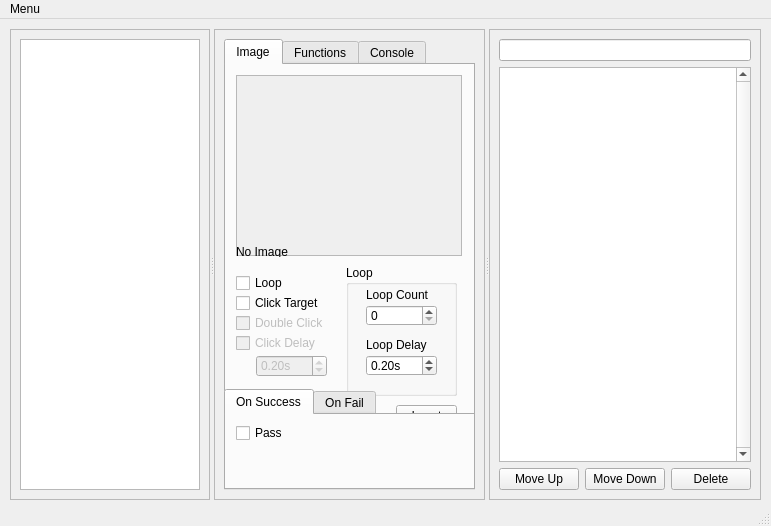
Above: Qt_UI/pymacro.ui from jupiterbjy/python-macro-practice before the change. Below: the same form after it.
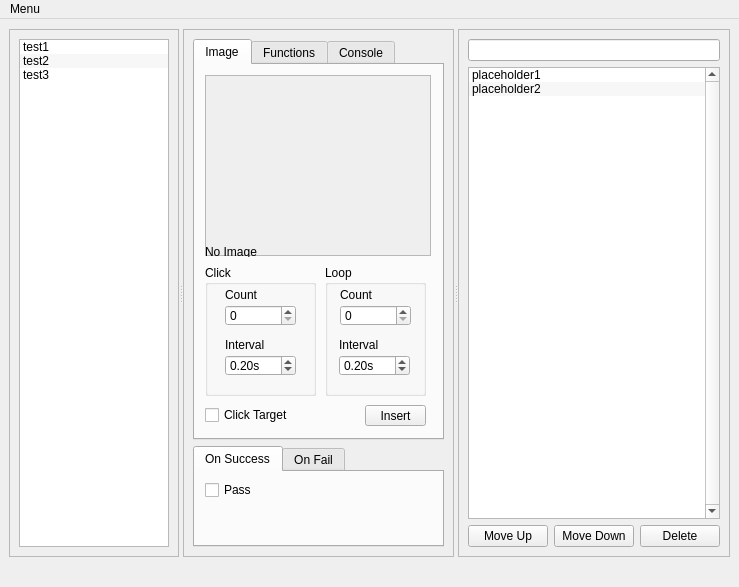
That is the form after the change.

Commit message: Changing sequence implimentation from list to linked list. Added __init__.py for pyreverse. Fixed ui window size.

The edit to the form file:
```diff
--- a/Qt_UI/pymacro.ui
+++ b/Qt_UI/pymacro.ui
@@ -6,33 +6,57 @@
    <rect>
     <x>0</x>
     <y>0</y>
-    <width>771</width>
-    <height>526</height>
+    <width>735</width>
+    <height>587</height>
    </rect>
   </property>
+  <property name="sizePolicy">
+   <sizepolicy hsizetype="Fixed" vsizetype="Fixed">
+    <horstretch>0</horstretch>
+    <verstretch>0</verstretch>
+   </sizepolicy>
+  </property>
+  <property name="maximumSize">
+   <size>
+    <width>735</width>
+    <height>587</height>
+   </size>
+  </property>
   <property name="windowTitle">
    <string>Python ImageMacro - Test Build</string>
   </property>
+  <property name="tabShape">
+   <enum>QTabWidget::Rounded</enum>
+  </property>
+  <property name="dockNestingEnabled">
+   <bool>false</bool>
+  </property>
   <widget class="QWidget" name="centralwidget">
+   <layout class="QGridLayout" name="gridLayout_4">
+    <item row="0" column="0">
    <widget class="QSplitter" name="splitter">
-    <property name="geometry">
-     <rect>
-      <x>10</x>
-      <y>10</y>
-      <width>751</width>
-      <height>471</height>
-     </rect>
+      <property name="sizePolicy">
+       <sizepolicy hsizetype="Fixed" vsizetype="Fixed">
+        <horstretch>1</horstretch>
+        <verstretch>0</verstretch>
+       </sizepolicy>
     </property>
     <property name="orientation">
      <enum>Qt::Horizontal</enum>
     </property>
     <widget class="QFrame" name="frame_2">
      <property name="sizePolicy">
-      <sizepolicy hsizetype="Preferred" vsizetype="Preferred">
+        <sizepolicy hsizetype="Fixed" vsizetype="Expanding">
        <horstretch>1</horstretch>
        <verstretch>0</verstretch>
       </sizepolicy>
      </property>
+       <property name="maximumSize">
+        <size>
+         <width>170</width>
+         <height>16777215</height>
+        </size>
+       </property>
      <property name="frameShape">
       <enum>QFrame::StyledPanel</enum>
      </property>
@@ -43,11 +67,56 @@
       <item row="0" column="0">
        <widget class="QListWidget" name="methodList">
         <property name="sizePolicy">
-         <sizepolicy hsizetype="Expanding" vsizetype="Expanding">
-          <horstretch>2</horstretch>
+           <sizepolicy hsizetype="Fixed" vsizetype="Expanding">
+            <horstretch>0</horstretch>
           <verstretch>0</verstretch>
          </sizepolicy>
         </property>
+          <property name="minimumSize">
+           <size>
+            <width>150</width>
+            <height>0</height>
+           </size>
+          </property>
+          <property name="maximumSize">
+           <size>
+            <width>150</width>
+            <height>16777215</height>
+           </size>
+          </property>
+          <property name="alternatingRowColors">
+           <bool>true</bool>
+          </property>
+          <property name="isWrapping" stdset="0">
+           <bool>false</bool>
+          </property>
+          <property name="resizeMode">
+           <enum>QListView::Fixed</enum>
+          </property>
+          <property name="layoutMode">
+           <enum>QListView::SinglePass</enum>
+          </property>
+          <property name="spacing">
+           <number>1</number>
+          </property>
+          <property name="selectionRectVisible">
+           <bool>true</bool>
+          </property>
+          <item>
+           <property name="text">
+            <string>test1</string>
+           </property>
+          </item>
+          <item>
+           <property name="text">
+            <string>test2</string>
+           </property>
+          </item>
+          <item>
+           <property name="text">
+            <string>test3</string>
+           </property>
+          </item>
        </widget>
       </item>
      </layout>
@@ -66,6 +135,61 @@
       <enum>QFrame::Raised</enum>
      </property>
      <layout class="QGridLayout" name="gridLayout_3">
+        <item row="1" column="0">
+         <widget class="QTabWidget" name="tabWidget_2">
+          <property name="sizePolicy">
+           <sizepolicy hsizetype="Fixed" vsizetype="Fixed">
+            <horstretch>0</horstretch>
+            <verstretch>0</verstretch>
+           </sizepolicy>
+          </property>
+          <property name="minimumSize">
+           <size>
+            <width>251</width>
+            <height>101</height>
+           </size>
+          </property>
+          <property name="currentIndex">
+           <number>0</number>
+          </property>
+          <widget class="QWidget" name="onSuccessTab">
+           <attribute name="title">
+            <string>On Success</string>
+           </attribute>
+           <widget class="QCheckBox" name="successPassCheck">
+            <property name="geometry">
+             <rect>
+              <x>10</x>
+              <y>10</y>
+              <width>81</width>
+              <height>16</height>
+             </rect>
+            </property>
+            <property name="text">
+             <string>Pass</string>
+            </property>
+           </widget>
+          </widget>
+          <widget class="QWidget" name="onFailTab">
+           <attribute name="title">
+            <string>On Fail</string>
+           </attribute>
+           <widget class="QCheckBox" name="failPassCheck">
+            <property name="geometry">
+             <rect>
+              <x>10</x>
+              <y>10</y>
+              <width>81</width>
+              <height>16</height>
+             </rect>
+            </property>
+            <property name="text">
+             <string>Pass</string>
+            </property>
+           </widget>
+          </widget>
+         </widget>
+        </item>
       <item row="0" column="0">
        <widget class="QTabWidget" name="tabWidget">
         <property name="sizePolicy">
@@ -87,7 +211,7 @@
          <attribute name="title">
           <string>Image</string>
          </attribute>
-         <widget class="QPushButton" name="imgButton">
+           <widget class="QPushButton" name="insertButton">
           <property name="geometry">
            <rect>
             <x>170</x>
@@ -104,9 +228,9 @@
           <property name="geometry">
            <rect>
             <x>10</x>
-            <y>230</y>
+              <y>340</y>
             <width>101</width>
-            <height>16</height>
+              <height>20</height>
            </rect>
           </property>
           <property name="text">
@@ -151,34 +275,12 @@
            <enum>Qt::RichText</enum>
           </property>
          </widget>
-         <widget class="QCheckBox" name="doubleClickCheck">
-          <property name="enabled">
-           <bool>false</bool>
-          </property>
-          <property name="geometry">
-           <rect>
-            <x>10</x>
-            <y>250</y>
-            <width>101</width>
-            <height>16</height>
-           </rect>
-          </property>
-          <property name="text">
-           <string>Double Click</string>
-          </property>
-          <property name="checkable">
-           <bool>true</bool>
-          </property>
-          <property name="tristate">
-           <bool>false</bool>
-          </property>
-         </widget>
          <widget class="QGroupBox" name="groupBox">
           <property name="geometry">
            <rect>
-            <x>120</x>
+              <x>130</x>
             <y>200</y>
-            <width>111</width>
+              <width>101</width>
             <height>131</height>
            </rect>
           </property>
@@ -188,20 +290,20 @@
           <widget class="QLabel" name="label">
            <property name="geometry">
             <rect>
-             <x>20</x>
+               <x>15</x>
              <y>20</y>
              <width>81</width>
              <height>20</height>
             </rect>
            </property>
            <property name="text">
-            <string>Loop Count</string>
+              <string>Count</string>
            </property>
           </widget>
           <widget class="QSpinBox" name="loopCountSpin">
            <property name="geometry">
             <rect>
-             <x>20</x>
+               <x>15</x>
              <y>40</y>
              <width>71</width>
              <height>21</height>
@@ -211,20 +313,20 @@
           <widget class="QLabel" name="label_3">
            <property name="geometry">
             <rect>
-             <x>20</x>
+               <x>14</x>
              <y>70</y>
              <width>81</width>
              <height>20</height>
             </rect>
            </property>
            <property name="text">
-            <string>Loop Delay</string>
-           </property>
-          </widget>
-          <widget class="QDoubleSpinBox" name="loopCountSpin_3">
+              <string>Interval</string>
+             </property>
+            </widget>
+            <widget class="QDoubleSpinBox" name="loopDelaySpin">
            <property name="geometry">
             <rect>
-             <x>20</x>
+               <x>14</x>
              <y>90</y>
              <width>71</width>
              <height>21</height>
@@ -244,51 +346,61 @@
            </property>
           </widget>
          </widget>
-         <widget class="QCheckBox" name="clickTargetCheck_2">
+           <widget class="QGroupBox" name="groupBox_2">
           <property name="geometry">
            <rect>
             <x>10</x>
-            <y>210</y>
-            <width>101</width>
-            <height>16</height>
-           </rect>
-          </property>
+              <y>200</y>
+              <width>111</width>
+              <height>131</height>
+             </rect>
+            </property>
+            <property name="title">
+             <string>Click</string>
+            </property>
+            <widget class="QLabel" name="label_2">
+             <property name="geometry">
+              <rect>
+               <x>20</x>
+               <y>20</y>
+               <width>81</width>
+               <height>20</height>
+              </rect>
+             </property>
           <property name="text">
-           <string>Loop</string>
-          </property>
-         </widget>
-         <widget class="QCheckBox" name="clickDelayCheck">
-          <property name="enabled">
-           <bool>false</bool>
-          </property>
+              <string>Count</string>
+             </property>
+            </widget>
+            <widget class="QSpinBox" name="loopCountSpin_2">
+             <property name="geometry">
+              <rect>
+               <x>20</x>
+               <y>40</y>
+               <width>71</width>
+               <height>21</height>
+              </rect>
+             </property>
+            </widget>
+            <widget class="QLabel" name="label_4">
           <property name="geometry">
            <rect>
-            <x>10</x>
-            <y>270</y>
-            <width>101</width>
-            <height>16</height>
+               <x>20</x>
+               <y>70</y>
+               <width>81</width>
+               <height>20</height>
            </rect>
           </property>
           <property name="text">
-           <string>Click Delay</string>
-          </property>
-          <property name="checkable">
-           <bool>true</bool>
-          </property>
-          <property name="tristate">
-           <bool>false</bool>
-          </property>
-         </widget>
-         <widget class="QDoubleSpinBox" name="clickDelaySpin">
-          <property name="enabled">
-           <bool>false</bool>
-          </property>
+              <string>Interval</string>
+             </property>
+            </widget>
+            <widget class="QDoubleSpinBox" name="loopDelaySpin_2">
           <property name="geometry">
            <rect>
-            <x>30</x>
-            <y>290</y>
+               <x>20</x>
+               <y>90</y>
             <width>71</width>
-            <height>22</height>
+               <height>21</height>
            </rect>
           </property>
           <property name="suffix">
@@ -303,6 +415,7 @@
           <property name="value">
            <double>0.200000000000000</double>
           </property>
+            </widget>
          </widget>
         </widget>
         <widget class="QWidget" name="funcTab">
@@ -330,67 +443,12 @@
         </widget>
        </widget>
       </item>
-      <item row="1" column="0">
-       <widget class="QTabWidget" name="tabWidget_2">
-        <property name="sizePolicy">
-         <sizepolicy hsizetype="Fixed" vsizetype="Fixed">
-          <horstretch>0</horstretch>
-          <verstretch>0</verstretch>
-         </sizepolicy>
-        </property>
-        <property name="minimumSize">
-         <size>
-          <width>251</width>
-          <height>101</height>
-         </size>
-        </property>
-        <property name="currentIndex">
-         <number>0</number>
-        </property>
-        <widget class="QWidget" name="onSuccessTab">
-         <attribute name="title">
-          <string>On Success</string>
-         </attribute>
-         <widget class="QCheckBox" name="successPassCheck">
-          <property name="geometry">
-           <rect>
-            <x>10</x>
-            <y>10</y>
-            <width>81</width>
-            <height>16</height>
-           </rect>
-          </property>
-          <property name="text">
-           <string>Pass</string>
-          </property>
-         </widget>
-        </widget>
-        <widget class="QWidget" name="onFailTab">
-         <attribute name="title">
-          <string>On Fail</string>
-         </attribute>
-         <widget class="QCheckBox" name="failPassCheck">
-          <property name="geometry">
-           <rect>
-            <x>10</x>
-            <y>10</y>
-            <width>81</width>
-            <height>16</height>
-           </rect>
-          </property>
-          <property name="text">
-           <string>Pass</string>
-          </property>
-         </widget>
-        </widget>
-       </widget>
-      </item>
      </layout>
     </widget>
     <widget class="QFrame" name="frame">
      <property name="sizePolicy">
-      <sizepolicy hsizetype="Preferred" vsizetype="Preferred">
-       <horstretch>1</horstretch>
+        <sizepolicy hsizetype="Expanding" vsizetype="Preferred">
+         <horstretch>2</horstretch>
        <verstretch>0</verstretch>
       </sizepolicy>
      </property>
@@ -401,6 +459,27 @@
       <enum>QFrame::Raised</enum>
      </property>
      <layout class="QGridLayout" name="gridLayout">
+        <item row="2" column="2">
+         <widget class="QPushButton" name="delButton">
+          <property name="text">
+           <string>Delete</string>
+          </property>
+         </widget>
+        </item>
+        <item row="2" column="1">
+         <widget class="QPushButton" name="downButton">
+          <property name="text">
+           <string>Move Down</string>
+          </property>
+         </widget>
+        </item>
+        <item row="2" column="0">
+         <widget class="QPushButton" name="upButton">
+          <property name="text">
+           <string>Move Up</string>
+          </property>
+         </widget>
+        </item>
       <item row="0" column="0" colspan="3">
        <widget class="QLineEdit" name="nameLine"/>
       </item>
@@ -412,39 +491,42 @@
         <property name="horizontalScrollBarPolicy">
          <enum>Qt::ScrollBarAlwaysOff</enum>
         </property>
-       </widget>
-      </item>
-      <item row="2" column="0">
-       <widget class="QPushButton" name="upButton">
-        <property name="text">
-         <string>Move Up</string>
-        </property>
-       </widget>
-      </item>
-      <item row="2" column="1">
-       <widget class="QPushButton" name="downButton">
+          <property name="alternatingRowColors">
+           <bool>true</bool>
+          </property>
+          <property name="movement">
+           <enum>QListView::Static</enum>
+          </property>
+          <property name="viewMode">
+           <enum>QListView::ListMode</enum>
+          </property>
+          <property name="selectionRectVisible">
+           <bool>true</bool>
+          </property>
+          <item>
         <property name="text">
-         <string>Move Down</string>
-        </property>
-       </widget>
-      </item>
-      <item row="2" column="2">
-       <widget class="QPushButton" name="delButton">
+            <string>placeholder1</string>
+           </property>
+          </item>
+          <item>
         <property name="text">
-         <string>Delete</string>
-        </property>
+            <string>placeholder2</string>
+           </property>
+          </item>
        </widget>
       </item>
      </layout>
     </widget>
    </widget>
+    </item>
+   </layout>
   </widget>
   <widget class="QMenuBar" name="menubar">
    <property name="geometry">
     <rect>
      <x>0</x>
      <y>0</y>
-     <width>771</width>
+     <width>735</width>
      <height>21</height>
     </rect>
    </property>
@@ -461,7 +543,11 @@
    </widget>
    <addaction name="menuMenu"/>
   </widget>
-  <widget class="QStatusBar" name="statusbar"/>
+  <widget class="QStatusBar" name="statusbar">
+   <property name="sizeGripEnabled">
+    <bool>false</bool>
+   </property>
+  </widget>
   <action name="actionSave">
    <property name="text">
     <string>Save (ctrl+s)</string>
```
Lines whose indentation alone changed are shown as unchanged. The commit also changes 3 other files.
